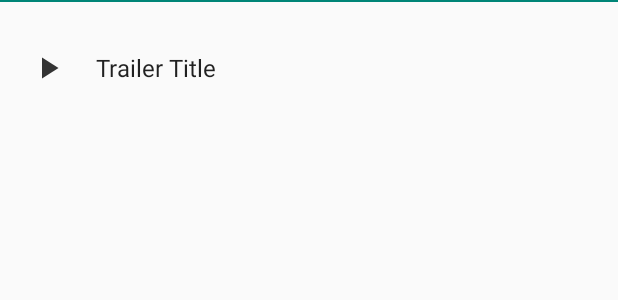
After one commit to artpropp/popular-movies2, an Android app: the layout view_holder_trailer.xml on its own in the app's theme, with its tools: preview values and no code run, on a phone screen of 412 x 824 dp. The commit adds this screen. Shown: the top 300 px of the screen. Run offline under Robolectric (Android 15) with nearby library versions, the phone set to English and light mode, and no system bars.

Commit message:
feat: add trailers to details view

```diff
--- a/app/build.gradle
+++ b/app/build.gradle
@@ -22,6 +22,7 @@ android {
         targetCompatibility JavaVersion.VERSION_1_8
     }
     dataBinding.enabled = true
+    android.defaultConfig.vectorDrawables.useSupportLibrary = true
 }
 
 dependencies {
--- a/app/src/main/java/com/artpropp/popularmovies/MainActivity.java
+++ b/app/src/main/java/com/artpropp/popularmovies/MainActivity.java
@@ -23,7 +23,7 @@ public class MainActivity
         extends AppCompatActivity
         implements MainAdapter.OnMovieClickListener, MainAdapter.OnLoadMoreListener, ApiService.Observer {
 
-    private static final String API_KEY = "";
+    public static final String API_KEY = "";
 
     private MainViewModel mViewModel;
     ApiService mApiService;
--- a/app/src/main/java/com/artpropp/popularmovies/utilities/ApiService.java
+++ b/app/src/main/java/com/artpropp/popularmovies/utilities/ApiService.java
@@ -3,6 +3,7 @@ package com.artpropp.popularmovies.utilities;
 import android.support.annotation.NonNull;
 
 import com.artpropp.popularmovies.models.MoviesResponse;
+import com.artpropp.popularmovies.models.TrailerResponse;
 
 import java.util.ArrayList;
 import java.util.List;
@@ -88,4 +89,8 @@ public class ApiService implements Callback<MoviesResponse> {
         }
     }
 
+    public void getTrailers(int id, Callback<TrailerResponse> callback) {
+        mTheMovieDbApi.getTrailers(id, mApiKey).enqueue(callback);
+    }
+
 }
--- /dev/null
+++ b/app/src/main/res/drawable/ic_play_arrow_graphite.xml
@@ -0,0 +1,5 @@
+<vector android:height="24dp" android:tint="#333333"
+    android:viewportHeight="24.0" android:viewportWidth="24.0"
+    android:width="24dp" xmlns:android="http://schemas.android.com/apk/res/android">
+    <path android:fillColor="#FF000000" android:pathData="M8,5v14l11,-7z"/>
+</vector>
--- /dev/null
+++ b/app/src/main/res/layout/view_holder_trailer.xml
@@ -0,0 +1,59 @@
+<?xml version="1.0" encoding="utf-8"?>
+<layout  xmlns:android="http://schemas.android.com/apk/res/android"
+    xmlns:app="http://schemas.android.com/apk/res-auto"
+    xmlns:tools="http://schemas.android.com/tools">
+
+    <data>
+        <variable
+            name="trailer"
+            type="com.artpropp.popularmovies.models.Trailer" />
+        <variable
+            name="model"
+            type="com.artpropp.popularmovies.viewmodels.DetailViewModel" />
+    </data>
+
+    <android.support.constraint.ConstraintLayout
+        android:layout_width="match_parent"
+        android:layout_height="wrap_content"
+        android:background="?attr/selectableItemBackground"
+        android:onClick="@{() -> model.onTrailerClick(trailer.site, trailer.key)}"
+        android:clickable="true"
+        android:focusable="true">
+
+        <View
+            android:layout_width="match_parent"
+            android:layout_height="1dp"
+            android:background="@color/colorPrimary"
+            app:layout_constraintTop_toTopOf="parent" />
+
+        <ImageView
+            android:id="@+id/play_iv"
+            android:layout_width="wrap_content"
+            android:layout_height="wrap_content"
+            android:layout_margin="20dp"
+            app:layout_constraintStart_toStartOf="parent"
+            app:layout_constraintTop_toTopOf="parent"
+            app:layout_constraintBottom_toBottomOf="parent"
+            app:srcCompat="@drawable/ic_play_arrow_graphite"
+            android:contentDescription="@string/trailer" />
+
+        <TextView
+            android:id="@+id/trailer_title_tv"
+            android:layout_width="0dp"
+            android:layout_height="50dp"
+            android:layout_margin="20dp"
+            android:ellipsize="end"
+            android:gravity="start|center_vertical"
+            android:maxLines="2"
+            android:text="@{trailer.name}"
+            android:textAlignment="textStart"
+            android:textAppearance="@android:style/TextAppearance.DeviceDefault.SearchResult.Subtitle"
+            app:layout_constraintBottom_toBottomOf="parent"
+            app:layout_constraintEnd_toEndOf="parent"
+            app:layout_constraintStart_toEndOf="@id/play_iv"
+            app:layout_constraintTop_toTopOf="parent"
+            tools:text="Trailer Title" />
+
+    </android.support.constraint.ConstraintLayout>
+
+</layout>
--- a/app/src/main/res/values/strings.xml
+++ b/app/src/main/res/values/strings.xml
@@ -10,4 +10,5 @@
     <string name="vote_average">%1$.1f/10</string>
     <string name="mark_as_favorite">Mark as Favorite</string>
     <string name="remove_from_favorites">Remove from Favorites</string>
+    <string name="trailer">Trailer</string>
 </resources>
```
Also changed, not shown: app/src/main/java/com/artpropp/popularmovies/DetailActivity.java (+28 -0 lines), app/src/main/java/com/artpropp/popularmovies/adapters/DetailAdapter.java (+69 -7 lines), app/src/main/java/com/artpropp/popularmovies/models/Trailer.java (added, +88 -0 lines), app/src/main/java/com/artpropp/popularmovies/models/TrailerResponse.java (added, +32 -0 lines), app/src/main/java/com/artpropp/popularmovies/utilities/TheMovieDbApi.java (+8 -0 lines), app/src/main/java/com/artpropp/popularmovies/viewmodels/DetailViewModel.java (+34 -2 lines), app/src/main/res/layout/view_holder_details.xml (+6 -5 lines).
